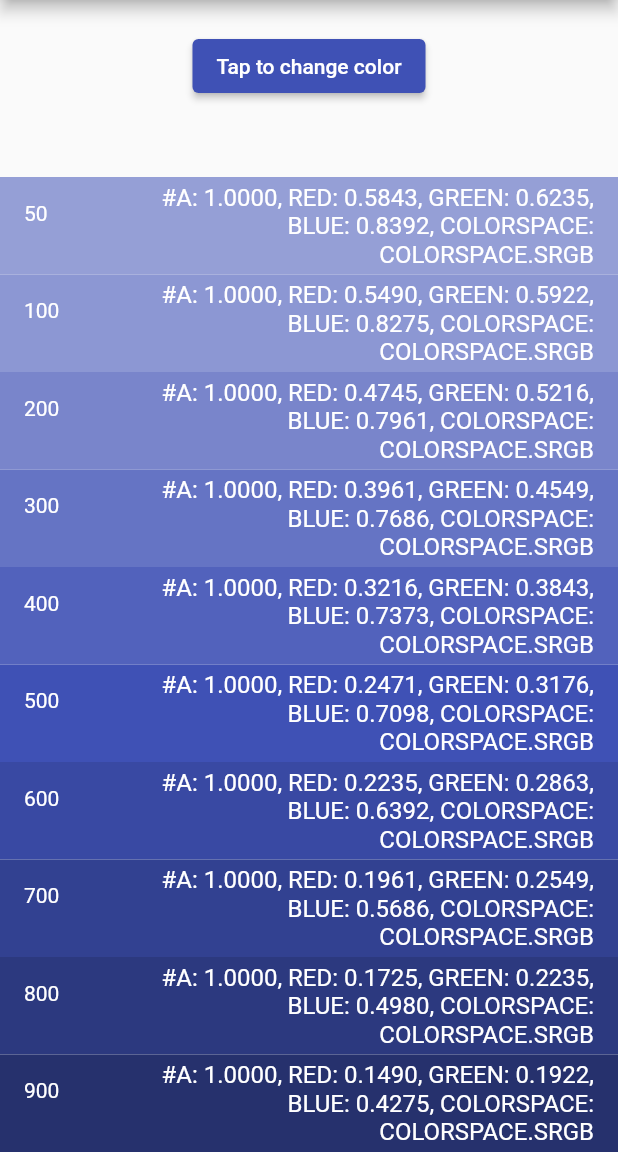
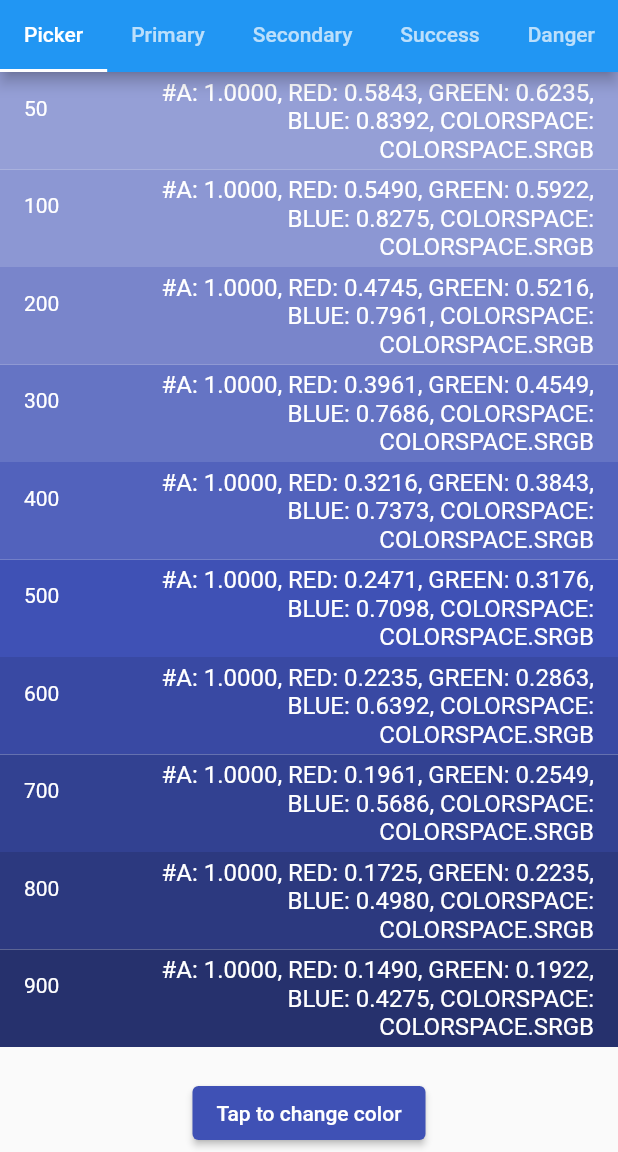
Before and after one commit to baeseonghyeon/flutter-custom_material_color_generator, a Flutter app: the screen it shows after launch, on a phone screen of 412 x 824 dp, the part 84-1236 px from its top. Run offline on Flutter 3.47's test engine with Material 2 defaults, Android fonts, the phone set to English and light mode, and no system bars; our stand-ins replace flutter_colorpicker.

Commit message:
feat: #main 컬러 팔레트 개선
- 앱바 탭 생성
- 메인, 컴포넌트 구조 정리
- 메서드 정리
- 컬러 피커, 시스템 컬러 화면 생성

```diff
--- a/lib/colors.dart
+++ b/lib/colors.dart
@@ -1,28 +1,115 @@
-import 'dart:convert';
-
 import 'package:flutter/material.dart';
 
-enum ColorName { Primary, Secondary, yello }
+enum CustomColorTypes {
+  Primary,
+  Secondary,
+  Success,
+  Danger,
+  Warning,
+  Info,
+  Light,
+  Dark
+}
 
-enum UiMode { Day, Night }
-
-class AllColor {
-  // String colorSchema = "{}"
-
-  static const Map<ColorName, Map<UiMode, Color>> allColors = {
-    ColorName.Primary: {
-      UiMode.Day: Color(0xFFDCCBFF),
-      UiMode.Night: Color(0xFFDCCBFF),
-    },
-    ColorName.Secondary: {
-      UiMode.Day: Color(0xFFDCCBFF),
-      UiMode.Night: Color(0xFFDCCBFF),
-    }
+class CustomColorScheme {
+  static const Primary = {
+    Brightness.light: Color(0xFF321FDB),
+    Brightness.dark: Color(0xFFe55353),
   };
 
-  static const primary = {
-    UiMode.Day: Color(0xFFF1F0FF),
-    UiMode.Night: Color(0xFF34DC8E),
+  static const Secondary = {
+    Brightness.light: Color(0xFF9da5b1),
+    Brightness.dark: Color(0xFF9da5b1),
   };
-  // static String publicPrimary = jsonEncode(primary);
+
+  static const Success = {
+    Brightness.light: Color(0xFF2EB85C),
+    Brightness.dark: Color(0xFF2EB85C),
+  };
+
+  static const Danger = {
+    Brightness.light: Color(0xFFe55353),
+    Brightness.dark: Color(0xFFe55353),
+  };
+
+  static const Warning = {
+    Brightness.light: Color(0xFFf9b115),
+    Brightness.dark: Color(0xFFf9b115),
+  };
+
+  static const Info = {
+    Brightness.light: Color(0xFF3399ff),
+    Brightness.dark: Color(0xFF3399ff),
+  };
+
+  static const Light = {
+    Brightness.light: Color(0xFFebedef),
+    Brightness.dark: Color(0xFFebedef),
+  };
+
+  static const Dark = {
+    Brightness.light: Color(0xFF4f5d73),
+    Brightness.dark: Color(0xFF4f5d73),
+  };
 }
+
+class CustomColors {
+  static Color primary(int value) {
+    return getMaterialColor(
+      CustomColorScheme.Primary[getPlatformBrightness()],
+    )[value];
+  }
+}
+
+MaterialColor getMaterialColor(Color color) {
+  List strengths = <double>[0.05];
+  Map swatch = <int, Color>{};
+  final int r = color.red, g = color.green, b = color.blue;
+
+  for (int i = 1, len = 9; i <= len; i++) {
+    strengths.add(0.1 * i);
+  }
+
+  strengths.forEach(
+    (strength) {
+      final double ds = 0.5 - strength;
+      swatch[(strength * 1000).round()] = Color.fromRGBO(
+          r + ((ds < 0 ? r : (255 - r)) * ds).round(),
+          g + ((ds < 0 ? g : (255 - g)) * ds).round(),
+          b + ((ds < 0 ? b : (255 - b)) * ds).round(),
+          1);
+    },
+  );
+
+  return MaterialColor(color.value, swatch);
+}
+
+Brightness getPlatformBrightness() {
+  var window = WidgetsBinding.instance.window;
+  window.onPlatformBrightnessChanged = () {
+    return window.platformBrightness;
+  };
+
+  return window.platformBrightness;
+}
+
+Color setColor(CustomColorTypes colorType, Brightness currentBrightness) {
+  switch (colorType) {
+    case CustomColorTypes.Secondary:
+      return CustomColorScheme.Secondary[currentBrightness];
+    case CustomColorTypes.Success:
+      return CustomColorScheme.Success[currentBrightness];
+    case CustomColorTypes.Danger:
+      return CustomColorScheme.Danger[currentBrightness];
+    case CustomColorTypes.Warning:
+      return CustomColorScheme.Warning[currentBrightness];
+    case CustomColorTypes.Info:
+      return CustomColorScheme.Info[currentBrightness];
+    case CustomColorTypes.Light:
+      return CustomColorScheme.Light[currentBrightness];
+    case CustomColorTypes.Dark:
+      return CustomColorScheme.Dark[currentBrightness];
+    default:
+      return CustomColorScheme.Primary[currentBrightness];
+  }
+}
--- /dev/null
+++ b/lib/components/color_palette.dart
@@ -0,0 +1,40 @@
+import 'package:flutter/material.dart';
+import 'package:flutter_custom_color_palette/components/color_palette_item.dart';
+
+List<int> colorPaletteLightness = [
+  50,
+  100,
+  200,
+  300,
+  400,
+  500,
+  600,
+  700,
+  800,
+  900
+];
+
+class ColorPalette extends StatefulWidget {
+  final Color customColor;
+
+  ColorPalette({
+    Key key,
+    this.customColor,
+  }) : super(key: key);
+  @override
+  _ColorPaletteState createState() => _ColorPaletteState();
+}
+
+class _ColorPaletteState extends State<ColorPalette> {
+  @override
+  Widget build(BuildContext context) {
+    return ListView.builder(
+      shrinkWrap: true,
+      itemCount: colorPaletteLightness.length,
+      itemBuilder: ((context, index) => ColorPaletteItem(
+            colorPaletteLightnessValue: index,
+            customColor: widget.customColor,
+          )),
+    );
+  }
+}
--- /dev/null
+++ b/lib/components/color_palette_item.dart
@@ -0,0 +1,49 @@
+import 'package:flutter/material.dart';
+import 'package:flutter_colorpicker/flutter_colorpicker.dart';
+import 'package:flutter_custom_color_palette/colors.dart';
+import 'package:flutter_custom_color_palette/components/color_palette.dart';
+
+class ColorPaletteItem extends StatelessWidget {
+  final int colorPaletteLightnessValue;
+  final Color customColor;
+
+  const ColorPaletteItem(
+      {Key key, this.colorPaletteLightnessValue, this.customColor})
+      : super(key: key);
+
+  @override
+  Widget build(BuildContext context) {
+    MaterialColor materialColors = getMaterialColor(customColor);
+
+    Color materialColor =
+        materialColors[colorPaletteLightness[colorPaletteLightnessValue]];
+
+    Color onColor = useWhiteForeground(materialColor)
+        ? const Color(0xffffffff)
+        : const Color(0xff000000);
+
+    String hexString = materialColor
+        .toString()
+        .substring(10, materialColor.toString().length - 1)
+        .toUpperCase();
+
+    return Container(
+      decoration: BoxDecoration(color: materialColor),
+      child: ListTile(
+        leading: Text(
+          '${colorPaletteLightness[colorPaletteLightnessValue]}',
+          style: TextStyle(
+            color: onColor,
+          ),
+        ),
+        title: Text(
+          '#${hexString}',
+          textAlign: TextAlign.right,
+          style: TextStyle(
+            color: onColor,
+          ),
+        ),
+      ),
+    );
+  }
+}
--- a/lib/components/palette-list.dart
+++ /dev/null
@@ -1,94 +0,0 @@
-import 'dart:convert';
-
-import 'package:flutter/material.dart';
-import 'package:flutter_colorpicker/flutter_colorpicker.dart';
-import 'package:flutter_custom_color_palette/colors.dart';
-
-List<int> colorPaletteIndices = [
-  50,
-  100,
-  200,
-  300,
-  400,
-  500,
-  600,
-  700,
-  800,
-  900
-];
-
-class PaletteListView extends StatefulWidget {
-  final Color customColor;
-  PaletteListView({Key key, this.customColor}) : super(key: key);
-  @override
-  _PaletteListViewState createState() => _PaletteListViewState();
-}
-
-class _PaletteListViewState extends State<PaletteListView> {
-  @override
-  Widget build(BuildContext context) {
-    return ListView.builder(
-      shrinkWrap: true,
-      itemCount: colorPaletteIndices.length,
-      itemBuilder: ((context, index) => colorItem(index)),
-    );
-  }
-
-  Container colorItem(int index) {
-    MaterialColor matColors = getMaterialColor(widget.customColor);
-    Color matColor = matColors[colorPaletteIndices[index]];
-    Color onColor = useWhiteForeground(matColor)
-        ? const Color(0xffffffff)
-        : const Color(0xff000000);
-
-    String hexColor = matColor
-        .toString()
-        .substring(10, matColor.toString().length - 1)
-        .toUpperCase();
-
-    AllColor.allColors[ColorName.Primary][UiMode.Day];
-    // Colors.accent
-    AllColor.primary[UiMode.Day];
-    AllColor.primary[UiMode.Night];
-
-    return Container(
-      decoration: BoxDecoration(color: matColor),
-      child: ListTile(
-        leading: Text(
-          '${colorPaletteIndices[index]}',
-          style: TextStyle(
-            color: onColor,
-          ),
-        ),
-        title: Text(
-          '#${hexColor}',
-          textAlign: TextAlign.right,
-          style: TextStyle(
-            color: onColor,
-          ),
-        ),
-      ),
-    );
-  }
-}
-
-MaterialColor getMaterialColor(Color color) {
-  List strengths = <double>[0.05];
-  Map swatch = <int, Color>{};
-  final int r = color.red, g = color.green, b = color.blue;
-
-  for (int i = 1, len = 9; i <= len; i++) {
-    strengths.add(0.1 * i);
-  }
-
-  strengths.forEach((strength) {
-    final double ds = 0.5 - strength;
-    swatch[(strength * 1000).round()] = Color.fromRGBO(
-        r + ((ds < 0 ? r : (255 - r)) * ds).round(),
-        g + ((ds < 0 ? g : (255 - g)) * ds).round(),
-        b + ((ds < 0 ? b : (255 - b)) * ds).round(),
-        1);
-  });
-
-  return MaterialColor(color.value, swatch);
-}
--- a/lib/main.dart
+++ b/lib/main.dart
@@ -1,6 +1,7 @@
 import 'package:flutter/material.dart';
 import 'package:flutter_colorpicker/flutter_colorpicker.dart';
-import 'package:flutter_custom_color_palette/components/palette-list.dart';
+import 'package:flutter_custom_color_palette/colors.dart';
+import 'package:flutter_custom_color_palette/components/color_palette.dart';
 
 void main() {
   runApp(MyApp());
@@ -35,17 +36,41 @@ class _MyHomePageState extends State<MyHomePage> {
   Widget build(BuildContext context) {
     return Theme(
       data: lightTheme ? ThemeData.light() : ThemeData.dark(),
+      child: DefaultTabController(
+        length: CustomColorTypes.values.length + 1,
         child: Scaffold(
           appBar: AppBar(
-          title: GestureDetector(
-            child: Text(widget.title),
-            onDoubleTap: () => setState(() => lightTheme = !lightTheme),
+            title: Text(widget.title),
+            bottom: TabBar(
+              isScrollable: true,
+              tabs: <Widget>[
+                Tab(
+                  text: "Picker",
+                ),
+                for (var colorType in CustomColorTypes.values)
+                  Tab(
+                    text: "${colorType.name}",
+                  ),
+              ],
             ),
           ),
-        body: Column(
-          mainAxisAlignment: MainAxisAlignment.spaceBetween,
+          body: TabBarView(
+            children: <Widget>[
+              PickerView(),
+              for (CustomColorTypes colorType in CustomColorTypes.values)
+                ColorTypeView(colorType),
+            ],
+          ),
+        ),
+      ),
+    );
+  }
+
+  Widget PickerView() {
+    return Column(
       crossAxisAlignment: CrossAxisAlignment.center,
       children: <Widget>[
+        ColorPaletteList(currentColor),
         Row(
           mainAxisAlignment: MainAxisAlignment.center,
           children: <Widget>[
@@ -71,10 +96,8 @@ class _MyHomePageState extends State<MyHomePage> {
                             onColorChanged: changeColor,
                             enableAlpha: false,
                             displayThumbColor: true,
-                                // showLabel: true,
                             showIndicator: true,
-                                indicatorBorderRadius:
-                                    const BorderRadius.vertical(
+                            indicatorBorderRadius: const BorderRadius.vertical(
                               top: const Radius.circular(25.0),
                             ),
                           ),
@@ -86,7 +109,6 @@ class _MyHomePageState extends State<MyHomePage> {
                 child: Text(
                   'Tap to change color',
                   style: TextStyle(
-                        // color: Colors.red
                     color: useWhiteForeground(currentColor)
                         ? const Color(0xffffffff)
                         : const Color(0xff000000),
@@ -96,13 +118,54 @@ class _MyHomePageState extends State<MyHomePage> {
             ),
           ],
         ),
-            Flexible(
-              fit: FlexFit.loose,
-              child: PaletteListView(customColor: currentColor),
-            )
+      ],
+    );
+  }
+
+  Widget ColorTypeView(CustomColorTypes colorType) {
+    return Column(
+      children: [
+        ColorPaletteList(
+          setColor(
+            colorType,
+            lightTheme ? Brightness.light : Brightness.dark,
+          ),
+        ),
+        Row(
+          mainAxisAlignment: MainAxisAlignment.center,
+          children: <Widget>[
+            Container(
+              padding: EdgeInsets.only(top: 20),
+              child: ElevatedButton(
+                style: ElevatedButton.styleFrom(
+                  primary: setColor(
+                    colorType,
+                    lightTheme ? Brightness.light : Brightness.dark,
+                  ),
+                ),
+                onPressed: () => setState(
+                  () => lightTheme = !lightTheme,
+                ),
+                child: Text(
+                  lightTheme ? 'Dark' : 'Light',
+                  style: TextStyle(
+                    color: useWhiteForeground(currentColor)
+                        ? const Color(0xffffffff)
+                        : const Color(0xff000000),
+                  ),
+                ),
+              ),
+            ),
           ],
         ),
-      ),
+      ],
+    );
+  }
+
+  Widget ColorPaletteList(Color color) {
+    return Flexible(
+      fit: FlexFit.loose,
+      child: ColorPalette(customColor: color),
     );
   }
 }
--- a/pubspec.yaml
+++ b/pubspec.yaml
@@ -29,6 +29,7 @@ dependencies:
   # Use with the CupertinoIcons class for iOS style icons.
   cupertino_icons: ^1.0.4
   flutter_colorpicker: ^1.0.3
+  provider: ^6.0.3
 
 dev_dependencies:
   flutter_test:
```
Also changed, not shown: pubspec.lock. Lines whose indentation alone changed are shown as unchanged.
